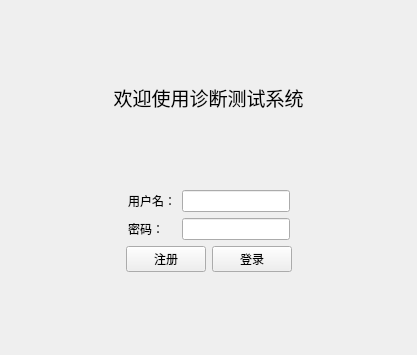
This is loginview.ui in jiaminxu-design/qt-medical_system as Qt 5 draws it before an edit. The edited form follows.
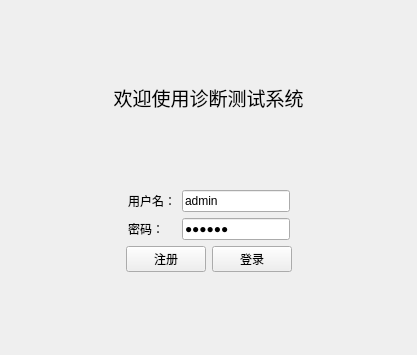
This is the edited form.

Patch:
```diff
--- a/loginview.ui
+++ b/loginview.ui
@@ -81,7 +81,11 @@
         </widget>
        </item>
        <item row="0" column="1">
-        <widget class="QLineEdit" name="inputUserName"/>
+        <widget class="QLineEdit" name="inputUserName">
+         <property name="text">
+          <string>admin</string>
+         </property>
+        </widget>
        </item>
        <item row="1" column="0">
         <widget class="QLabel" name="label_2">
@@ -92,6 +96,9 @@
        </item>
        <item row="1" column="1">
         <widget class="QLineEdit" name="inputUserPassword">
+         <property name="text">
+          <string>123456</string>
+         </property>
          <property name="echoMode">
           <enum>QLineEdit::Password</enum>
          </property>
```
